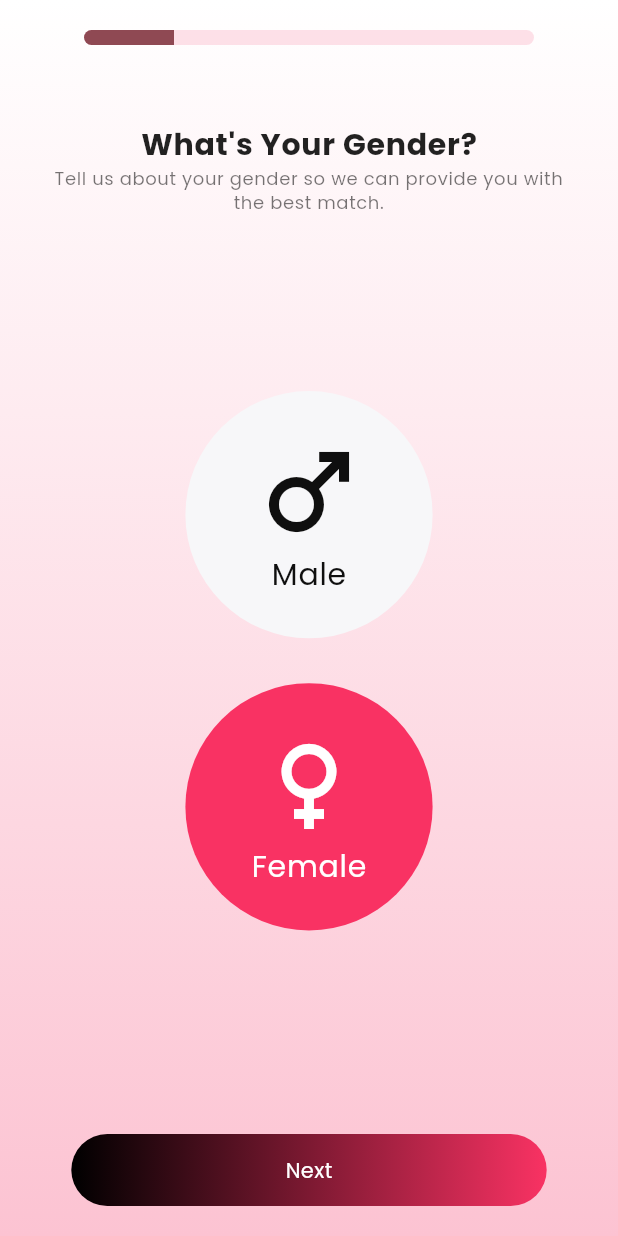
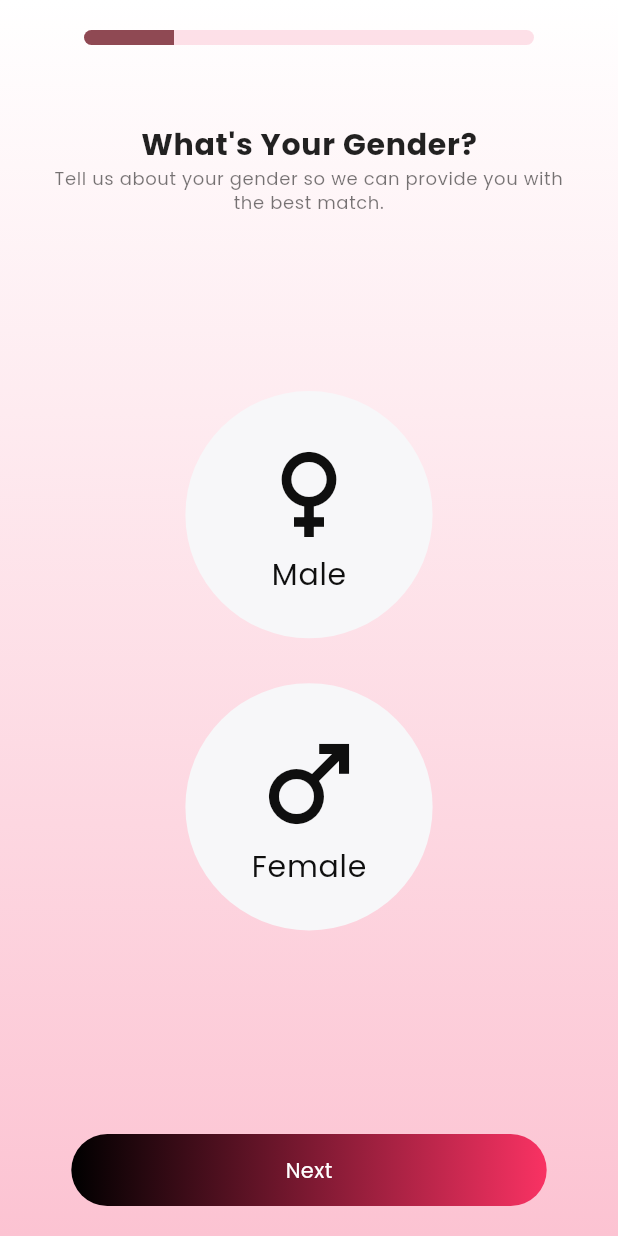
Before and after one commit to dwidev/chat_bloc, a Flutter app: the CompleteProfilePage screen opened directly, swiped to page 2, on a phone screen of 412 x 824 dp. Run offline on Flutter 3.47's test engine with Material 2 defaults, Android fonts, the light colour scheme and no system bars; our stand-ins replace bloc_concurrency, dio, dotted_border, equatable, flutter_animate, flutter_bloc and 3 more; network calls fail.

Commit message:
- finish gender complete view page

```diff
--- a/lib/auth/pages/complete_gender_view_page.dart
+++ b/lib/auth/pages/complete_gender_view_page.dart
@@ -1,6 +1,6 @@
-import 'package:chat_bloc/core/theme/colors.dart';
-import 'package:flutter/cupertino.dart';
 import 'package:flutter/material.dart';
+
+import '../../core/theme/colors.dart';
 
 class CompleteGenderViewPage extends StatefulWidget {
   const CompleteGenderViewPage({
@@ -12,6 +12,8 @@ class CompleteGenderViewPage extends StatefulWidget {
 }
 
 class _CompleeGendereViewPageState extends State<CompleteGenderViewPage> {
+  int? selectedGender;
+
   @override
   Widget build(BuildContext context) {
     final size = MediaQuery.of(context).size;
@@ -44,12 +46,20 @@ class _CompleeGendereViewPageState extends State<CompleteGenderViewPage> {
               mainAxisAlignment: MainAxisAlignment.center,
               children: [0, 1]
                   .map(
-                    (e) => Container(
+                    (e) => InkWell(
+                      onTap: () {
+                        setState(() {
+                          selectedGender = e;
+                        });
+                      },
+                      child: Container(
                         margin: const EdgeInsets.only(bottom: 30),
                         width: size.width / 2.5,
                         height: size.width / 2.5,
                         decoration: BoxDecoration(
-                        color: e == 1 ? primaryColor : darkLightColor,
+                          color: e == selectedGender
+                              ? primaryColor
+                              : darkLightColor,
                           borderRadius: BorderRadius.circular(size.width),
                         ),
                         child: Column(
@@ -57,18 +67,22 @@ class _CompleeGendereViewPageState extends State<CompleteGenderViewPage> {
                           mainAxisAlignment: MainAxisAlignment.center,
                           children: [
                             Icon(
-                            e == 0 ? Icons.male : Icons.female,
+                              e == 1 ? Icons.male : Icons.female,
                               size: 80,
-                            color: e == 1 ? whiteColor : blackColor,
+                              color:
+                                  e == selectedGender ? whiteColor : blackColor,
                             ),
                             Text(
                               e == 0 ? "Male" : "Female",
                               style: textTheme.bodyLarge?.copyWith(
-                              color: e == 1 ? whiteColor : blackColor,
+                                color: e == selectedGender
+                                    ? whiteColor
+                                    : blackColor,
                                 fontSize: 20,
                               ),
                             ),
                           ],
+                        ),
                       ),
                     ),
                   )
```
Lines whose indentation alone changed are shown as unchanged.
